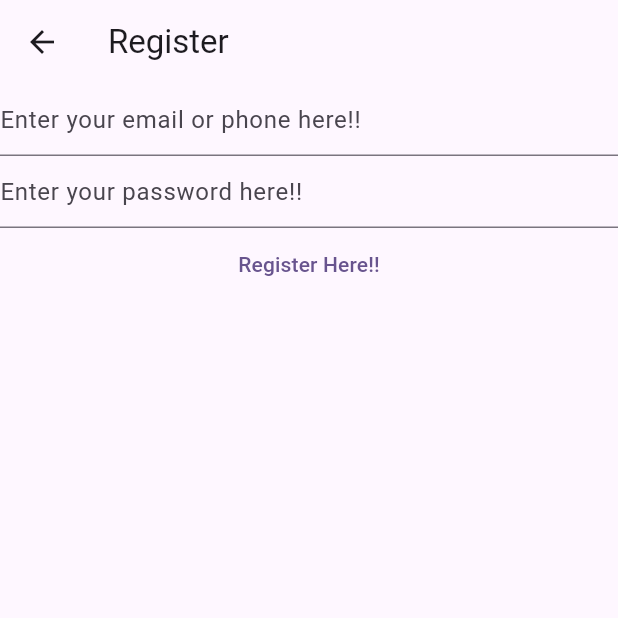
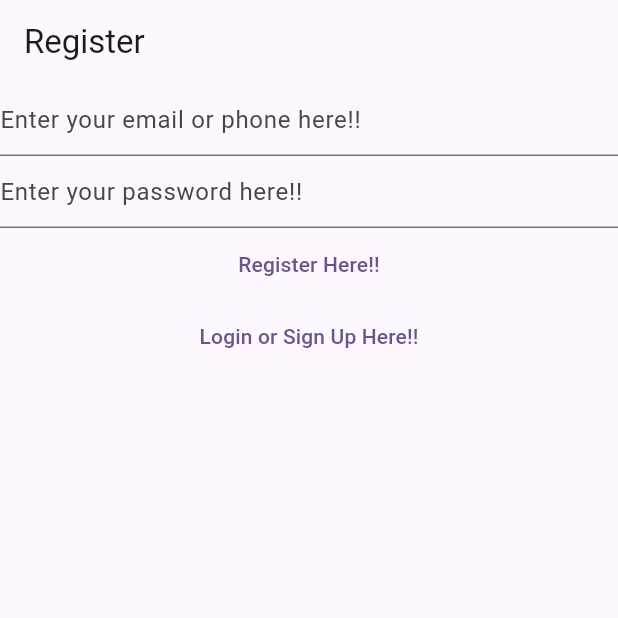
Before and after one commit to koushikcse2001/munotes, a Flutter app: the RegisterView screen opened directly, on a phone screen of 412 x 824 dp, the top half of it. Run offline on Flutter 3.47's test engine with Material 3 defaults, Android fonts, the light colour scheme and no system bars; our stand-ins replace firebase_auth, firebase_core; accounts and stored records are empty.

Commit message:
Second Commit

```diff
--- a/lib/views/register_view.dart
+++ b/lib/views/register_view.dart
@@ -2,7 +2,6 @@
 import 'package:firebase_core/firebase_core.dart';
 import 'package:flutter/material.dart';
 import '../firebase_options.dart';
-
 
 class RegisterView extends StatefulWidget {
   const RegisterView({super.key});
@@ -33,14 +32,7 @@
   Widget build(BuildContext context) {
     return Scaffold(
       appBar: AppBar(title: const Text("Register")),
-      body: FutureBuilder(
-        future: Firebase.initializeApp(
-          options: DefaultFirebaseOptions.currentPlatform,
-        ),
-        builder: (context, snapshot) {
-          switch (snapshot.connectionState) {
-            case ConnectionState.done:
-              return Column(
+      body: Column(
         children: [
           TextField(
             controller: _email,
@@ -64,38 +56,36 @@
             onPressed: () async {
               final email = _email.text;
               final password = _password.text;
-                      try{
+              try {
                 final userCredential = await FirebaseAuth.instance
                     .createUserWithEmailAndPassword(
                       email: email,
                       password: password,
                     );
                 print(userCredential);
-                      } on FirebaseAuthException catch (e){
-                        if(e.code == 'weak-password'){
+              } on FirebaseAuthException catch (e) {
+                if (e.code == 'weak-password') {
                   print("weak password!!");
-                        }
-                        else if (e.code == 'email-already-in-use'){
+                } else if (e.code == 'email-already-in-use') {
                   print("Email is already in use");
-                        }
-                        else if (e.code == 'invalid-email'){
+                } else if (e.code == 'invalid-email') {
                   print("invalid email entered!!");
                 }
               }
-
             },
             child: const Text("Register Here!!"),
           ),
+          TextButton(
+            onPressed: (){
+              Navigator.of(context).pushNamedAndRemoveUntil(
+                '/login/',
+                    (route) => false,
+              );
+            },
+            child: const Text("Login or Sign Up Here!!"),
+          )
+
         ],
-              );
-
-            default:
-              return const Text("Loading!!");
-          }
-          // else {
-          //   return const Center(child: CircularProgressIndicator());
-          //}
-        },
       ),
     );
   }
```
Also changed, not shown: lib/main.dart (+38 -9 lines), lib/views/login_view.dart (+9 -15 lines). Lines whose indentation alone changed are shown as unchanged.
